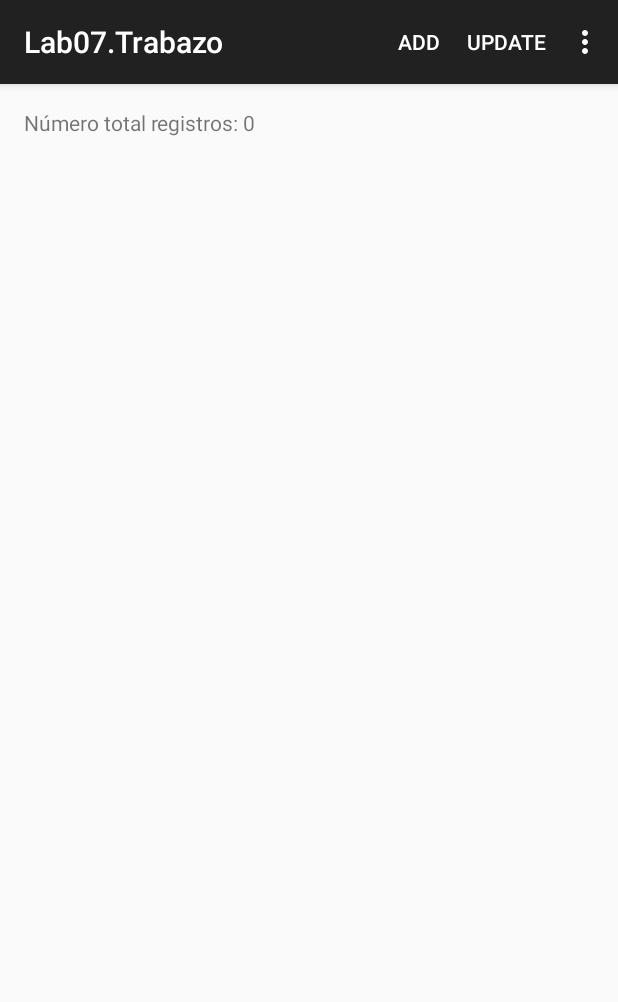
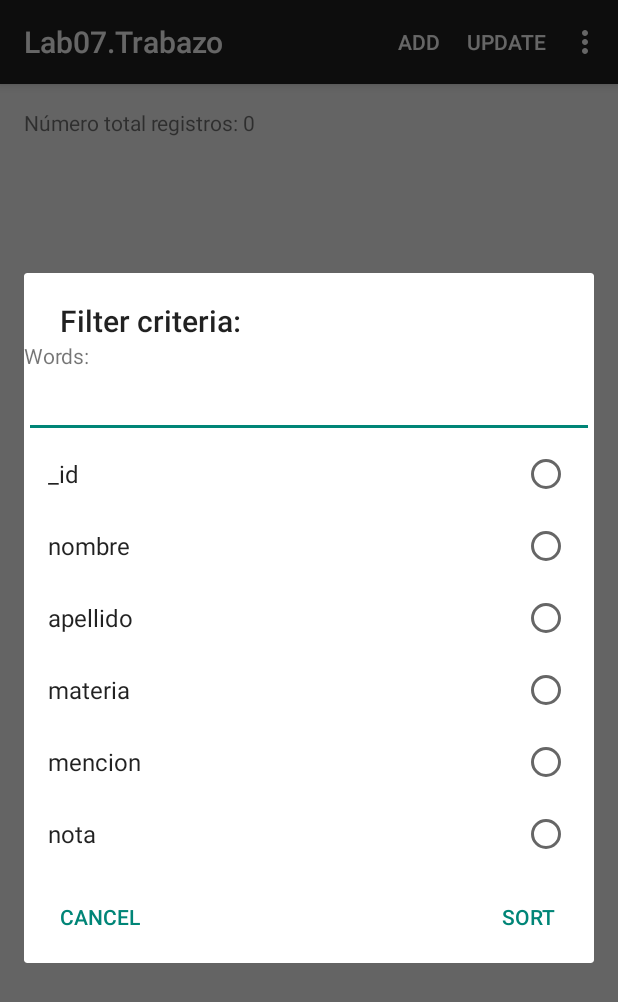
Before and after one commit to diegots/fic-code, an Android app: the screen it shows after launch (dbTestActivity), in the options menu, after a tap on "Filter", on a phone screen of 412 x 824 dp. Shown: the top 1002 px of the screen. Run offline under Robolectric (Android 15) with nearby library versions, the phone set to English and light mode, and no system bars.

Commit message:
Soft and filtering works now.

```diff
--- a/app/src/main/java/es/udc/psi14/lab07trabazo/NotasDataBaseHelper.java
+++ b/app/src/main/java/es/udc/psi14/lab07trabazo/NotasDataBaseHelper.java
@@ -6,6 +6,9 @@ import android.database.Cursor;
 import android.database.sqlite.SQLiteDatabase;
 import android.database.sqlite.SQLiteOpenHelper;
 import android.util.Log;
+
+import java.util.ArrayList;
+import java.util.List;
 
 public class NotasDataBaseHelper extends SQLiteOpenHelper {
 
@@ -79,11 +82,15 @@ public class NotasDataBaseHelper extends SQLiteOpenHelper {
         getWritableDatabase().update(TABLA_NOTAS, cv, COL_ID + " = " + idNota, null);
     }
 
+    // getNotas: get all table data
     public Cursor getNotas() {
         return getWritableDatabase().query(TABLA_NOTAS, null, null, null,
                 null,null, null);
     }
 
+
+
+    // getNota: get the table entry that matches "COL_NOTA=nota"
     public Cursor getNota(int nota) {
         return getWritableDatabase().query(TABLA_NOTAS, null, COL_NOTA+"=?",
                 new String[] { String.valueOf(nota) }, null, null, null);
@@ -99,5 +106,24 @@ public class NotasDataBaseHelper extends SQLiteOpenHelper {
                 " like ? ", new String[] {"%"+value+"%"}, null, null, null);
     }
 
+    // getNotas:
+    public Cursor getNotasOrdered(String orderBy) {
+        return getWritableDatabase().query(TABLA_NOTAS, null, null, null, null, null, orderBy);
+    }
 
+    public CharSequence [] getAllColumnNames () {
+
+        // TODO skip "_id" column
+        Cursor cursor = getWritableDatabase().rawQuery("PRAGMA table_info('"+ TABLA_NOTAS  + "')", null);
+        int i = cursor.getCount();
+        CharSequence [] charSequence = new CharSequence[i];
+        i = 0;
+
+        while (cursor.moveToNext()) {
+            charSequence[i] = cursor.getString(1);
+            i++;
+        }
+
+        return charSequence;
+    }
 }
--- a/app/src/main/java/es/udc/psi14/lab07trabazo/dbTestActivity.java
+++ b/app/src/main/java/es/udc/psi14/lab07trabazo/dbTestActivity.java
@@ -1,7 +1,10 @@
 package es.udc.psi14.lab07trabazo;
 
+import android.app.AlertDialog;
+import android.content.DialogInterface;
 import android.content.Intent;
 import android.database.Cursor;
+import android.support.v4.app.DialogFragment;
 import android.support.v7.app.ActionBarActivity;
 import android.os.Bundle;
 import android.util.Log;
@@ -10,19 +13,31 @@ import android.view.Menu;
 import android.view.MenuInflater;
 import android.view.MenuItem;
 import android.view.View;
+import android.view.ViewGroup;
+import android.widget.AbsListView;
 import android.widget.AdapterView;
+import android.widget.ArrayAdapter;
+import android.widget.Button;
+import android.widget.EditText;
+import android.widget.LinearLayout;
+import android.widget.ListAdapter;
 import android.widget.ListView;
+import android.widget.SimpleAdapter;
 import android.widget.TextView;
 import android.widget.SimpleCursorAdapter;
 import android.widget.Toast;
 
+import java.util.ArrayList;
 
-public class dbTestActivity extends ActionBarActivity {
+
+public class dbTestActivity extends ActionBarActivity implements DialogInterface.OnClickListener{
 
     final static String TAG = "LCA_TAG";
     ListView lv;
     TextView tv;
     NotasDataBaseHelper notasdb;
+    CharSequence [] allColumnNames;
+    String chosenColumn;
 
     @Override
     public void onCreateContextMenu(ContextMenu menu, View v, ContextMenu.ContextMenuInfo menuInfo) {
@@ -41,7 +56,7 @@ public class dbTestActivity extends ActionBarActivity {
             case R.id.context_menu_borrar:
                 info = (AdapterView.AdapterContextMenuInfo) item.getMenuInfo();
                 notasdb.deleteNota((int) info.id);
-                actualizar_lista(notasdb.getNotas()); // actualiza la listView
+                update_list(notasdb.getNotas()); // actualiza la listView
                 Log.d(TAG, "[dbTestActivity] onContextItemSelected: deleted item  with id: "
                     + info.id);
                 return true;
@@ -71,6 +86,7 @@ public class dbTestActivity extends ActionBarActivity {
         lv.setOnCreateContextMenuListener(this);
 
         notasdb = new NotasDataBaseHelper(this);
+        allColumnNames = notasdb.getAllColumnNames();
     }
 
     @Override
@@ -94,14 +110,96 @@ public class dbTestActivity extends ActionBarActivity {
             return true;
         } else if (id == R.id.action_update) {
             Log.d(TAG, "[dbTestActivity] onOptionsItemSelected: action update");
-            actualizar_lista(notasdb.getNotas());
+            update_list(notasdb.getNotas());
             return true;
+        } else if (id == R.id.action_sort) {
+
+            AlertDialog.Builder builder = new AlertDialog.Builder(this);
+            builder
+                .setTitle("Pick column and order")
+                .setSingleChoiceItems(allColumnNames, -1, this);
+
+            builder.setPositiveButton("Ascending", new DialogInterface.OnClickListener() {
+                @Override
+                public void onClick(DialogInterface dialog, int which) {
+
+                    Log.d(TAG, "[dbTestActivity] onOptionsItemSelected: order ASC by " + chosenColumn);
+                    Cursor cursor =
+                        notasdb.getNotasOrdered(chosenColumn + " ASC");
+                    update_list(cursor);
+                }
+            });
+            builder.setNegativeButton("Descending", new DialogInterface.OnClickListener() {
+                @Override
+                public void onClick(DialogInterface dialog, int which) {
+
+                    Log.d(TAG, "[dbTestActivity] onOptionsItemSelected: order ASC by " + chosenColumn);
+                    Cursor cursor =
+                            notasdb.getNotasOrdered(chosenColumn + " DESC");
+                    update_list(cursor);
+                }
+            });
+            builder.setNeutralButton("Cancel", new DialogInterface.OnClickListener() {
+                @Override
+                public void onClick(DialogInterface dialog, int which) {
+                    AlertDialog alertDialog = (AlertDialog) dialog;
+                    alertDialog.dismiss();
+                }
+            });
+
+            AlertDialog alert = builder.create();
+            alert.show();
+
+        } else if (id == R.id.action_filter) {
+
+            AlertDialog.Builder builder = new AlertDialog.Builder(this);
+            builder.setTitle("Filter criteria:");
+            builder.setPositiveButton("Sort", new DialogInterface.OnClickListener() {
+                @Override
+                public void onClick(DialogInterface dialog, int which) {
+                    AlertDialog alertDialog = (AlertDialog) dialog;
+                    EditText editText = (EditText) alertDialog.getWindow().findViewById(R.id.alert_edit_text);
+
+                    Cursor cursor =
+                            notasdb.getNotas(chosenColumn, editText.getText().toString());
+                    update_list(cursor);
+
+                }
+            });
+            builder.setNeutralButton("Cancel", new DialogInterface.OnClickListener() {
+                @Override
+                public void onClick(DialogInterface dialog, int which) {
+                    AlertDialog alertDialog = (AlertDialog) dialog;
+                    alertDialog.dismiss();
+                }
+            });
+
+            AlertDialog alert = builder.create();
+            ViewGroup viewGroup = new LinearLayout(this);
+            View view = alert.getLayoutInflater().inflate(R.layout.alert_dialog, viewGroup);
+
+            ListView listView = (ListView) view.findViewById(R.id.alert_list_view);
+            ArrayAdapter<CharSequence> arrayAdapter = new ArrayAdapter<>
+                (this,android.R.layout.simple_list_item_single_choice, allColumnNames);
+            listView.setOnItemClickListener(new AdapterView.OnItemClickListener() {
+                @Override
+                public void onItemClick(AdapterView<?> parent, View view, int position, long id) {
+                    final String item = (String) parent.getItemAtPosition(position);
+                    Log.d(TAG, "onItemClick: selected_item:" +  item);
+                    chosenColumn = item;
+                }
+            });
+
+            listView.setAdapter(arrayAdapter);
+
+            alert.setView(view);
+            alert.show();
         }
 
         return super.onOptionsItemSelected(item);
     }
 
-    private void actualizar_lista(Cursor cursorNotas) {
+    private void update_list(Cursor cursorNotas) {
         Log.d(TAG, "[dbTestActivity] actualizar_lista");
         tv.setText(getString(R.string.msg) + " " + String.valueOf(cursorNotas.getCount()));
 
@@ -121,7 +219,7 @@ public class dbTestActivity extends ActionBarActivity {
             R.id.nota
         };
 
-        SimpleCursorAdapter adapter2 = new SimpleCursorAdapter(
+        SimpleCursorAdapter adapter = new SimpleCursorAdapter(
             this,
             R.layout.list_row,
             cursorNotas,
@@ -129,6 +227,15 @@ public class dbTestActivity extends ActionBarActivity {
             ints,
             0);
 
-        lv.setAdapter(adapter2);
+        lv.setAdapter(adapter);
+    }
+
+    @Override
+    public void onClick(DialogInterface dialog, int which) {
+        AlertDialog alertDialog = (AlertDialog) dialog;
+        alertDialog.getButton(which);
+        Log.d(TAG, "But: " + which);
+        chosenColumn = allColumnNames[which].toString();
+
     }
 }
--- /dev/null
+++ b/app/src/main/res/layout/alert_dialog.xml
@@ -0,0 +1,25 @@
+<?xml version="1.0" encoding="utf-8"?>
+<LinearLayout xmlns:android="http://schemas.android.com/apk/res/android"
+    android:orientation="vertical" android:layout_width="match_parent"
+    android:layout_height="match_parent">
+
+    <TextView
+        android:layout_width="match_parent"
+        android:layout_height="wrap_content"
+        android:text="Words: "/>
+
+    <EditText
+        android:id="@+id/alert_edit_text"
+        android:layout_width="match_parent"
+        android:layout_height="wrap_content" />
+
+    <ListView
+        android:choiceMode="singleChoice"
+        android:id="@+id/alert_list_view"
+        android:layout_width="match_parent"
+        android:layout_height="wrap_content">
+    </ListView>
+
+
+
+</LinearLayout>
```
